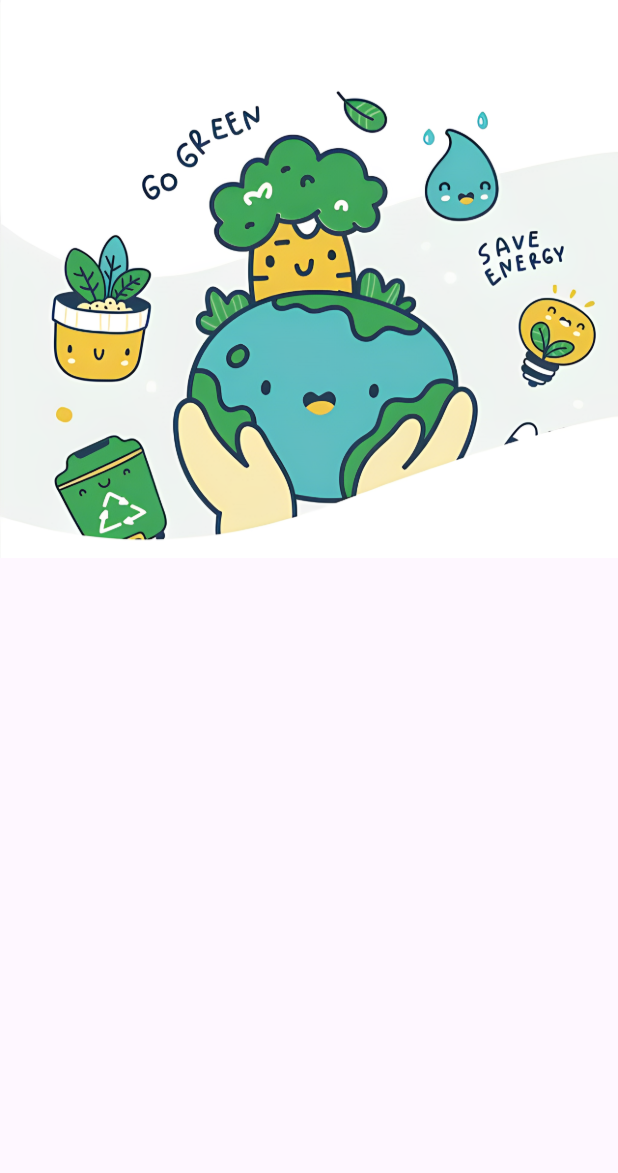
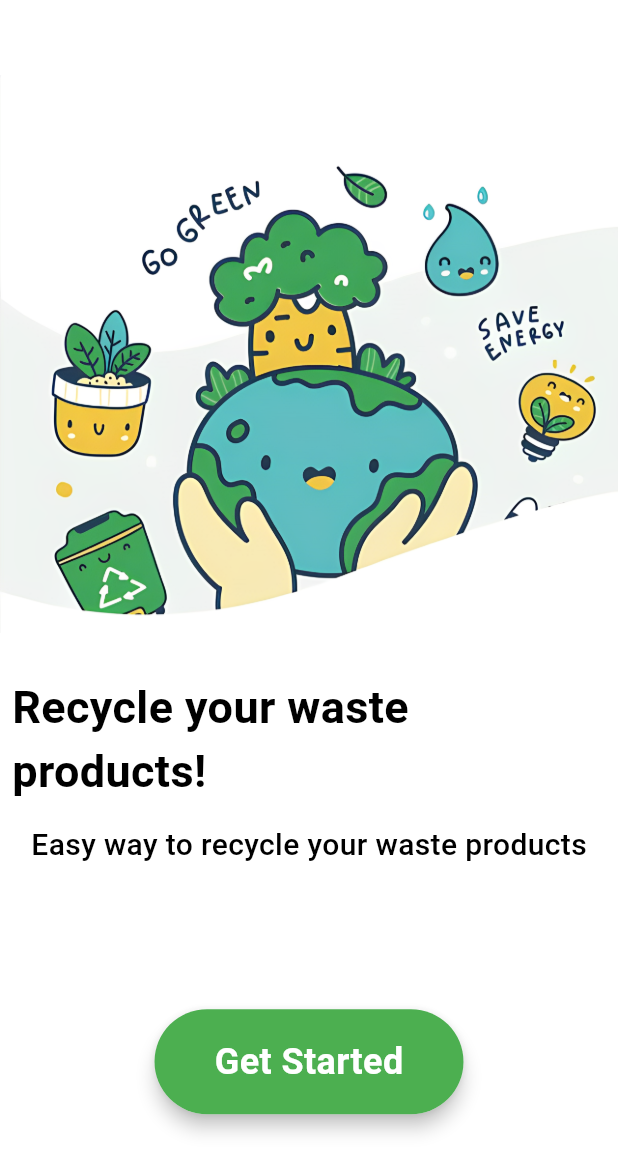
Before and after one commit to azizhadiid/FLutter-App, a Flutter app: the screen it shows after launch, on a phone screen of 412 x 824 dp. Shown: the top 1173 px of the screen. Run offline on Flutter 3.47's test engine with Material 3 defaults, Android fonts, the phone set to English and light mode, and no system bars; our stand-ins replace curved_navigation_bar, lottie.

Commit message:
OnBoarding Page is Done for Recycle App

```diff
--- a/lib/pages/onboarding.dart
+++ b/lib/pages/onboarding.dart
@@ -1,4 +1,5 @@
 import 'package:flutter/material.dart';
+import 'package:flutter_app/services/widget_support.dart';
 
 class Onboarding extends StatefulWidget {
   const Onboarding({super.key});
@@ -11,9 +12,53 @@ class _OnboardingState extends State<Onboarding> {
   @override
   Widget build(BuildContext context) {
     return Scaffold(
+      backgroundColor: Colors.white,
+      // Isi Bagian Onboarding
       body: Container(
         child: Column(
-          children: [Image.asset("assets/img/recycle_app/onboarding.png")],
+          children: [
+            SizedBox(height: 50.0),
+            // Gambar
+            Image.asset("assets/img/recycle_app/onboarding.png"),
+            SizedBox(height: 20.0),
+            // Judul
+            Padding(
+              padding: const EdgeInsets.all(8.0),
+              child: Text(
+                "Recycle your waste products!",
+                style: AppWidget.healineTextStytle(30.0),
+              ),
+            ),
+            // Sub Judul
+            Padding(
+              padding: const EdgeInsets.all(5.0),
+              child: Text(
+                "Easy way to recycle your waste products",
+                style: AppWidget.normalTextStytle(20.0),
+              ),
+            ),
+
+            // Tombol Mulai
+            SizedBox(height: 90.0),
+            Material(
+              elevation: 5.0,
+              borderRadius: BorderRadius.circular(40.0),
+              child: Container(
+                height: 70.0,
+                width: MediaQuery.of(context).size.width / 2,
+                decoration: BoxDecoration(
+                  color: Colors.green,
+                  borderRadius: BorderRadius.circular(40.0),
+                ),
+                child: Center(
+                  child: Text(
+                    "Get Started",
+                    style: AppWidget.whiteTextStytle(24.0),
+                  ),
+                ),
+              ),
+            ),
+          ],
         ),
       ),
     );
--- /dev/null
+++ b/lib/services/widget_support.dart
@@ -0,0 +1,28 @@
+import 'package:flutter/material.dart';
+import 'package:flutter/widgets.dart';
+
+class AppWidget {
+  static TextStyle healineTextStytle(double size) {
+    return TextStyle(
+      color: Colors.black,
+      fontSize: size,
+      fontWeight: FontWeight.bold,
+    );
+  }
+
+  static TextStyle normalTextStytle(double size) {
+    return TextStyle(
+      color: Colors.black,
+      fontSize: size,
+      fontWeight: FontWeight.w500,
+    );
+  }
+
+  static TextStyle whiteTextStytle(double size) {
+    return TextStyle(
+      color: Colors.white,
+      fontSize: size,
+      fontWeight: FontWeight.bold,
+    );
+  }
+}
```
